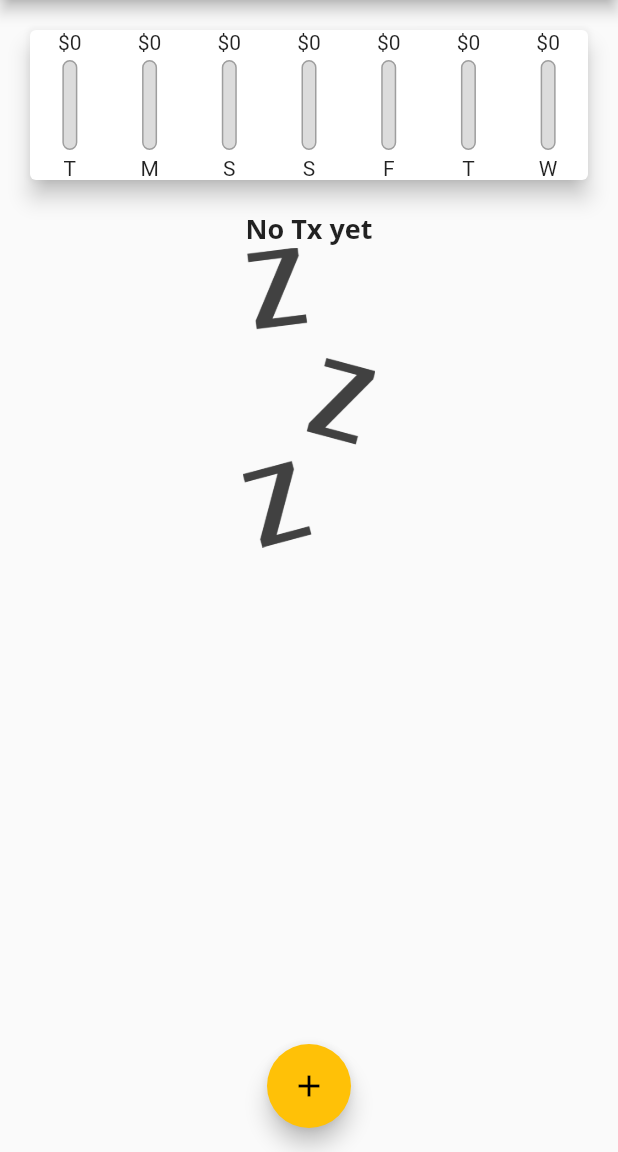
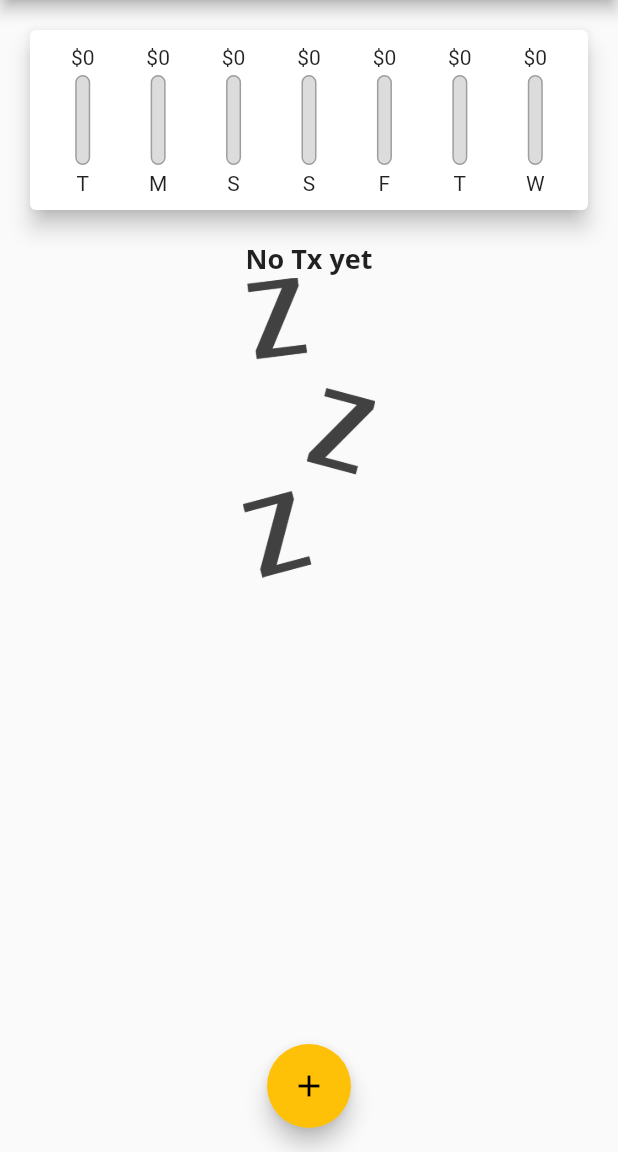
Before and after one commit to elJamesSnz/weekly_expenses, a Flutter app: the screen it shows after launch, on a phone screen of 412 x 824 dp, the part 84-1236 px from its top. Run offline on Flutter 3.47's test engine with Material 2 defaults, Android fonts, the phone set to English and light mode, and no system bars.

Commit message:
ListTile widget
Added the ListTile in text list in order to have title, subtitle and the circle avatar widget for the tx amount.}
Added FittedBox in chart bar so that the amount text fixed shrinks in order to fit the value of it

```diff
--- a/lib/widgets/chart.dart
+++ b/lib/widgets/chart.dart
@@ -46,10 +46,16 @@ class Chart extends StatelessWidget {
     return Card(
       elevation: 6,
       margin: EdgeInsets.all(20),
+      //if we want to add a Container to add padding
+      //it is possible to use the Padding widget
+      child: Padding(
+        padding: EdgeInsets.all(10),
         child: Row(
           mainAxisAlignment: MainAxisAlignment.spaceAround,
           children: groupedTxs.map((data) {
             return Flexible(
+                //flexfit value: loose, tight
+                //flex, distribute more space for a child
                 fit: FlexFit.tight,
                 child: ChartBar(
                     data['day'] as String,
@@ -59,6 +65,7 @@ class Chart extends StatelessWidget {
                         : (data['amount'] as double) / maxAmountSpent));
           }).toList(),
         ),
+      ),
     );
   }
 }
--- a/lib/widgets/chart_bar.dart
+++ b/lib/widgets/chart_bar.dart
@@ -15,7 +15,8 @@ class ChartBar extends StatelessWidget {
   Widget build(BuildContext context) {
     return Column(
       children: [
-        Text('\$${spentAmount.toStringAsFixed(0)}'),
+        //FittedBox forces its child in available space and may shrink texts
+        FittedBox(child: Text('\$${spentAmount.toStringAsFixed(0)}')),
         SizedBox(
           height: 4,
         ),
```
Also changed, not shown: lib/widgets/txs_list.dart (+32 -6 lines). Lines whose indentation alone changed are shown as unchanged.
